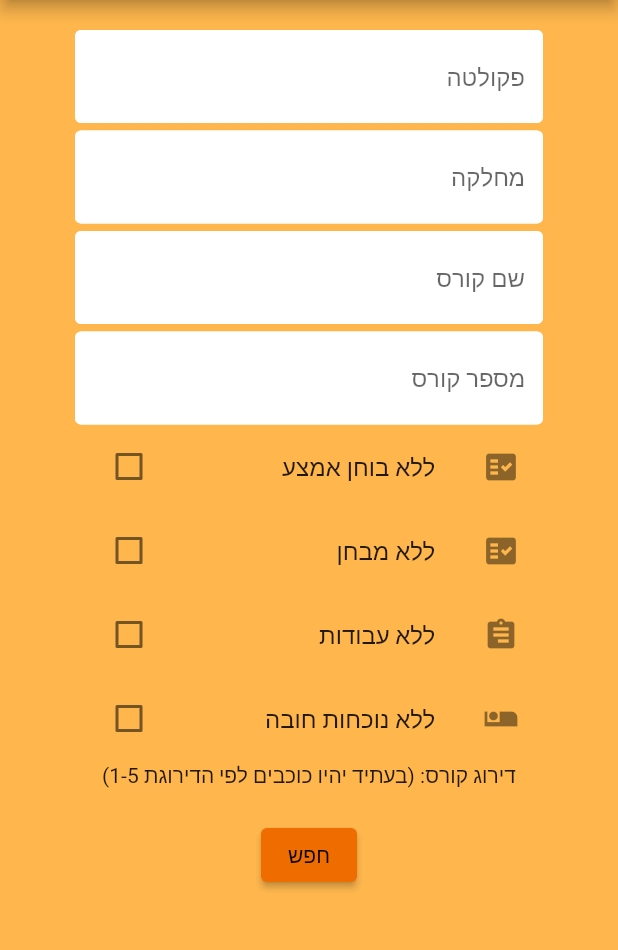
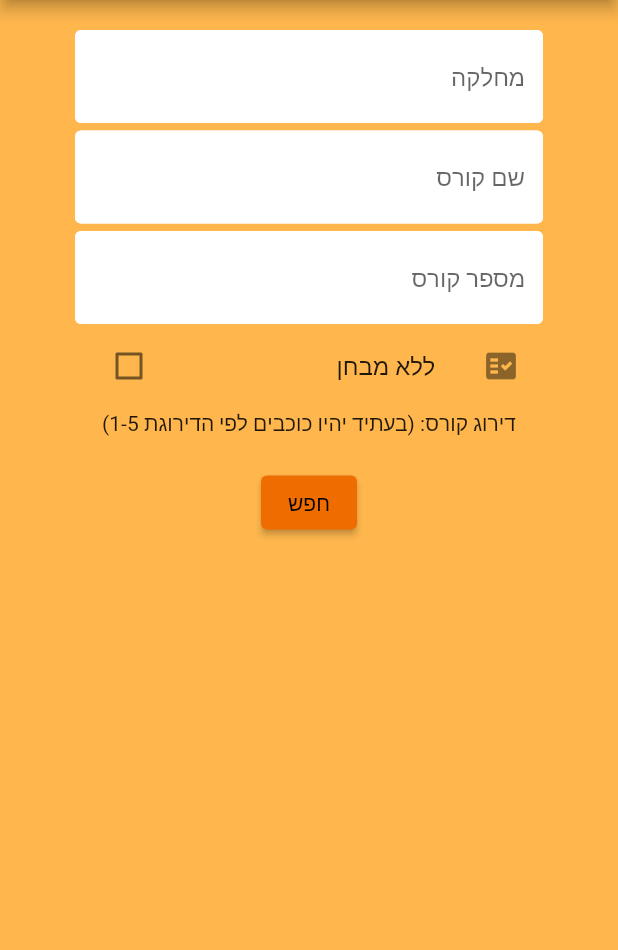
Before and after one commit to Nir-Ohana/BguCourseGrader, a Flutter app: the AdvancedSearch screen opened directly, after a tap on "חפש", on a phone screen of 412 x 824 dp, the part 84-1034 px from its top. Run offline on Flutter 3.47's test engine with Material 2 defaults, Android fonts, the phone set to English and light mode, and no system bars; our stand-ins replace animated_text_kit, cloud_firestore, firebase_auth, firebase_core, flutter_spinkit, font_awesome_flutter and 1 more; accounts and stored records are empty.

```diff
--- a/lib/models/courseList.dart
+++ b/lib/models/courseList.dart
@@ -52,7 +52,7 @@ class _CoursesListState extends State<CoursesList> {
               final courseData = (course.data() as Map<String, dynamic>);
               final courseName = courseData['course_name'];
               final courseNum = courseData['course_number'];
-              final courseCredit = courseData['course_credit'];
+              final courseCredit = courseData['credit_point'];
               final courseDepName = courseData['department_name'];
               final courseTest = courseData['test_exists'];
               final Course courseToBuild = Course(name: courseName,
@@ -62,9 +62,7 @@ class _CoursesListState extends State<CoursesList> {
               coursesList.add(courseWidget);
             }
           } else {
-            return Center(
-              child: CircularProgressIndicator(),
-            );
+            return Loading();
           }
           return ListView(
               children: coursesList,
--- a/lib/screens/advanced_search.dart
+++ b/lib/screens/advanced_search.dart
@@ -10,7 +10,7 @@ class AdvancedSearch extends StatefulWidget {
 
 class _AdvancedSearchState extends State<AdvancedSearch> {
   // fields for DB
-  String faculty = '';
+  String department = '';
   //String lecturer = '';
   String courseName = '';
   String courseNum = '';
@@ -46,27 +46,12 @@ class _AdvancedSearchState extends State<AdvancedSearch> {
                     TextFormField(
                       decoration: textInputDecoration.copyWith(
                           hintText:
-                              'פקולטה'), // faculty box, need to add autocomplete or drag down
-                      // validator: (val) =>
-                      // val.isEmpty ? 'Please enter an email' : null,
-                      onChanged: (val) {
-                        setState(() {
-                          faculty = val;
-                        });
-                      },
-                    ),
-                    SizedBox(
-                      height: 5,
-                    ),
-                    TextFormField(
-                      decoration: textInputDecoration.copyWith(
-                          hintText:
                               'מחלקה'), // faculty box, need to add autocomplete or drag down
                       // validator: (val) =>
                       // val.isEmpty ? 'Please enter an email' : null,
                       onChanged: (val) {
                         setState(() {
-                          faculty = val;
+                          department = val;
                         });
                       },
                     ),
@@ -96,20 +81,10 @@ class _AdvancedSearchState extends State<AdvancedSearch> {
                       // val.isEmpty ? 'Please enter an email' : null,
                       onChanged: (val) {
                         setState(() {
+
                           courseNum = val;
+
                         });
-                      },
-                    ),
-                    CheckboxListTile(
-                      value: midterm,
-                      title: Text('ללא בוחן אמצע'),
-                      secondary: Icon(Icons.fact_check),
-                      controlAffinity: ListTileControlAffinity.trailing,
-                      onChanged: (bool value) {
-                        setState(() {
-                          midterm = value;
-                        });
-                        print(midterm);
                       },
                     ),
                     CheckboxListTile(
@@ -121,31 +96,7 @@ class _AdvancedSearchState extends State<AdvancedSearch> {
                         setState(() {
                           finalExam = value;
                         });
-                        print(finalExam);
-                      },
-                    ),
-                    CheckboxListTile(
-                      value: assignments,
-                      title: Text('ללא עבודות'),
-                      secondary: Icon(Icons.assignment),
-                      controlAffinity: ListTileControlAffinity.trailing,
-                      onChanged: (bool value) {
-                        setState(() {
-                          assignments = value;
-                        });
-                        print(assignments);
-                      },
-                    ),
-                    CheckboxListTile(
-                      value: attendance,
-                      title: Text('ללא נוכחות חובה'),
-                      secondary: Icon(Icons.airline_seat_individual_suite),
-                      controlAffinity: ListTileControlAffinity.trailing,
-                      onChanged: (bool value) {
-                        setState(() {
-                          attendance = value;
-                        });
-                        print(attendance);
+
                       },
                     ),
                     Text('דירוג קורס: (בעתיד יהיו כוכבים לפי הדירוגת 1-5)'),
@@ -156,6 +107,10 @@ class _AdvancedSearchState extends State<AdvancedSearch> {
                           backgroundColor:  MaterialStateProperty.all<Color>(Colors.orange[800]),
                         ),
                         onPressed: () async {
+                          print(department);
+                          print(courseName);
+                          print(courseNum);
+                          print(finalExam);
 
                         },
                         child: Text('חפש',
```
